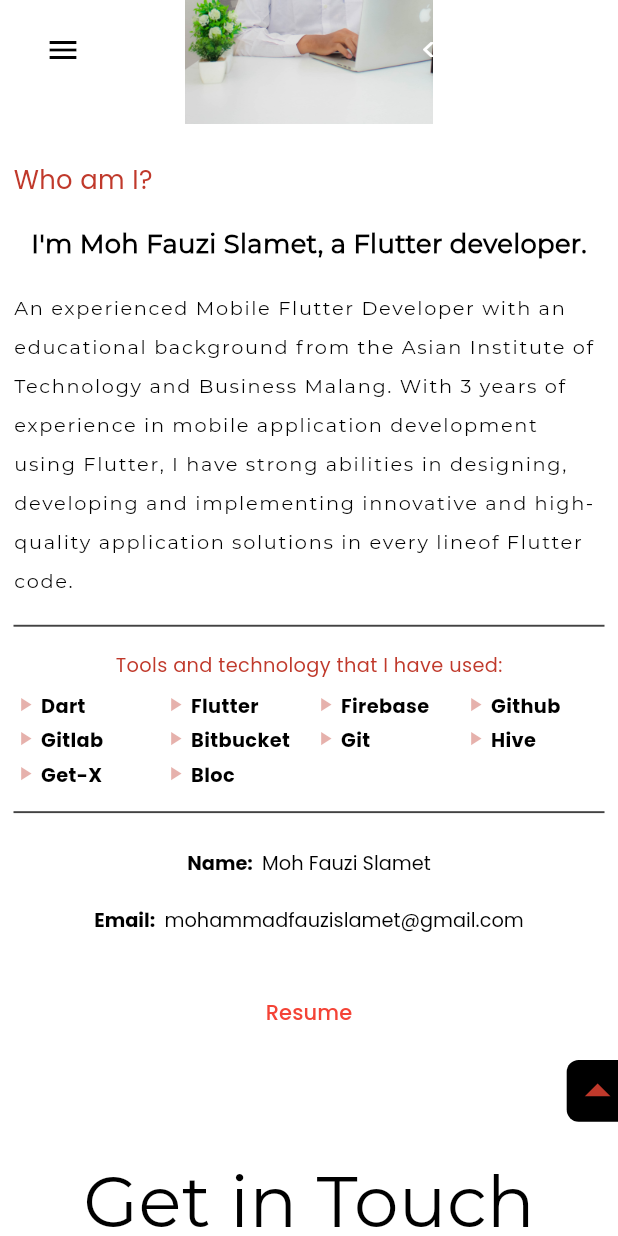
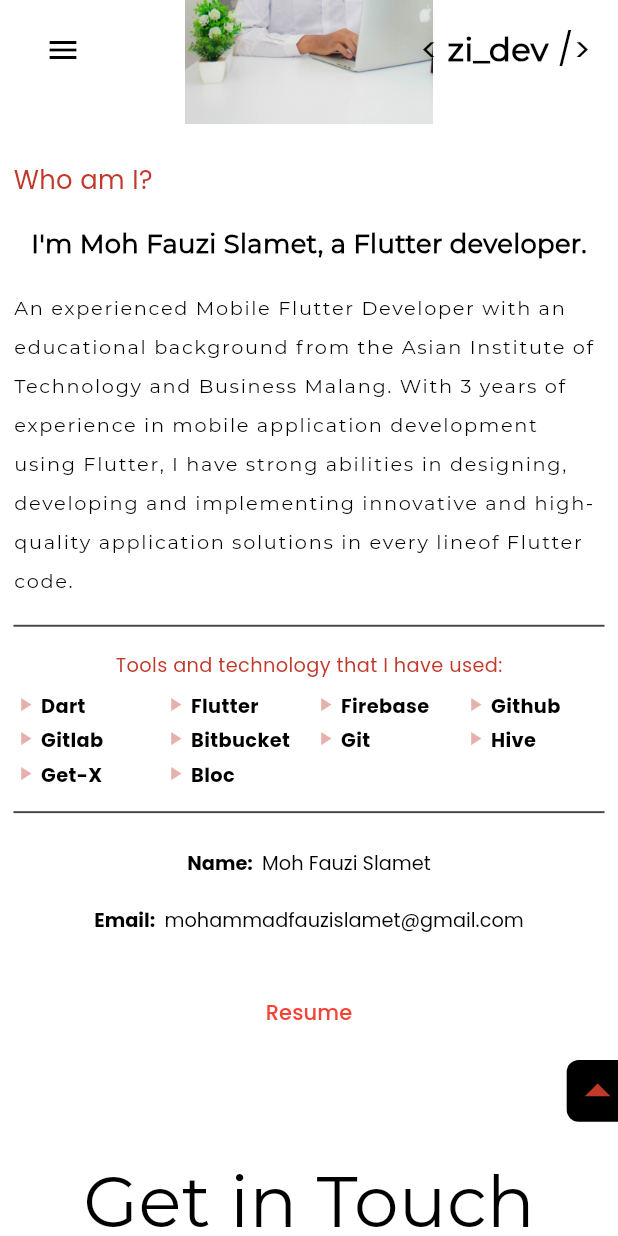
Before and after one commit to MohFauziSlamet/zi_dev_web, a Flutter app: the screen it shows after launch, scrolled down 1152 dp, on a phone screen of 412 x 824 dp. Run offline on Flutter 3.47's test engine with Material 3 defaults, Android fonts, the phone set to English and light mode, and no system bars; our stand-ins replace animated_text_kit, carousel_slider, flip_card, font_awesome_flutter, shared_preferences, url_strategy; missing offline and left inert: universal_html; network calls fail.

Commit message:
check lagi

```diff
--- a/lib/sections/main_section/widgets/navbar_logo.dart
+++ b/lib/sections/main_section/widgets/navbar_logo.dart
@@ -15,20 +15,20 @@ class NavBarLogo extends StatelessWidget {
         Text(
           "< ",
           style: AppText.b1!.copyWith(
-            color: appProvider.isDark ? Colors.black : Colors.white,
+            color: appProvider.isDark ? Colors.white : Colors.black,
           ),
         ),
         Text(
           "zi_dev",
           style: AppText.b1b!.copyWith(
             fontFamily: 'Montserrat',
-            color: appProvider.isDark ? Colors.black : Colors.white,
+            color: appProvider.isDark ? Colors.white : Colors.black,
           ),
         ),
         Text(
           MediaQuery.of(context).size.width >= 1000 ? " />\t\t" : " />",
           style: AppText.b1!.copyWith(
-            color: appProvider.isDark ? Colors.black : Colors.white,
+            color: appProvider.isDark ? Colors.white : Colors.black,
           ),
         )
       ],
```
